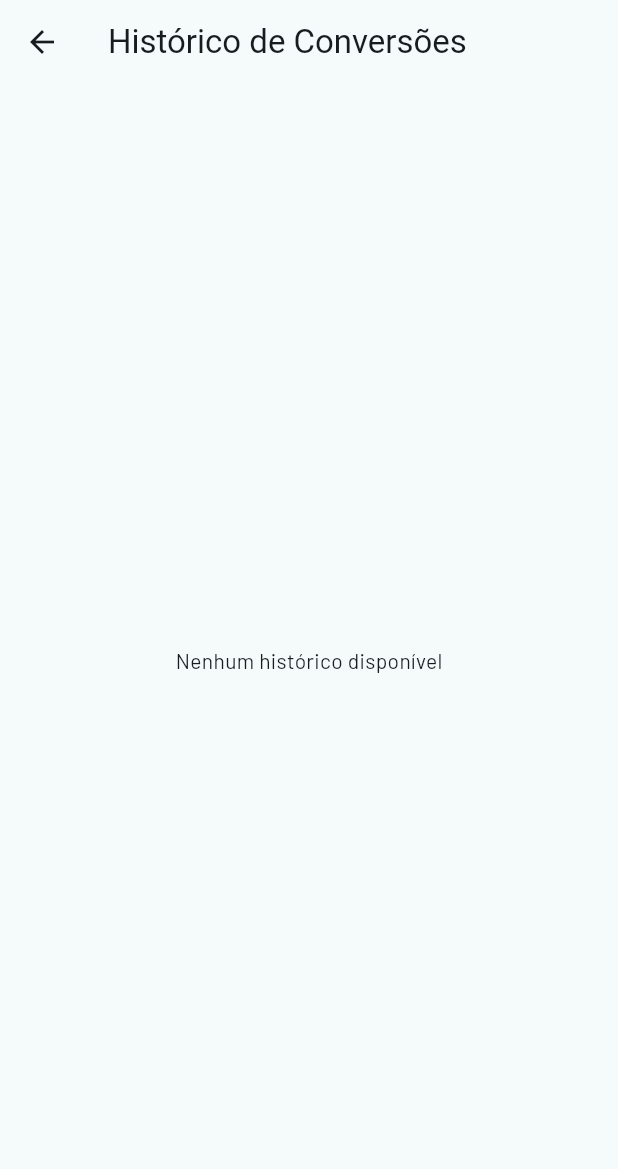
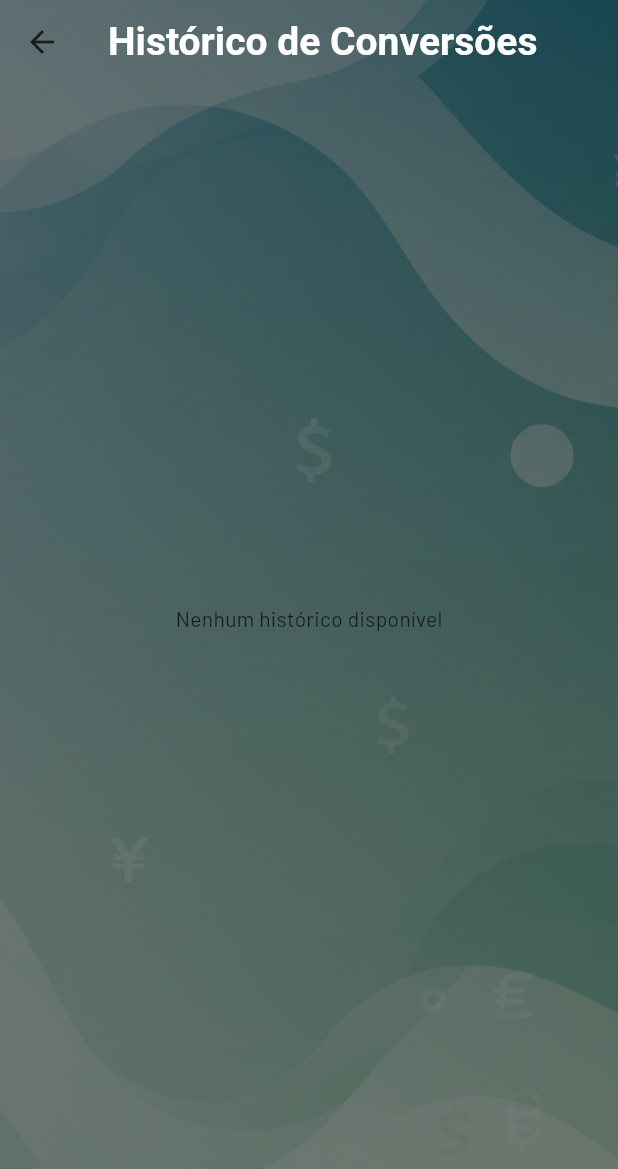
Before and after one commit to vanessacoin/flutter-exchange-app, a Flutter app: the HistoricalScreen screen opened directly, on a phone screen of 412 x 824 dp. Shown: the top 1169 px of the screen. Run offline on Flutter 3.47's test engine with Material 3 defaults, Android fonts, the phone set to English and light mode, and no system bars; our stand-ins replace another_flutter_splash_screen, flutter_dotenv, google_fonts, sqflite; accounts and stored records are empty; network calls fail; Roboto replaces fonts that are missing (Anek Bangla).

Commit message:
style: estilizada tela de histórico

```diff
--- a/lib/screens/historical_screen.dart
+++ b/lib/screens/historical_screen.dart
@@ -37,28 +37,78 @@ class _HistoricalScreenState extends State<HistoricalScreen> {
 
   @override
   Widget build(BuildContext context) {
+    final colorScheme = Theme.of(context).colorScheme;
     return Scaffold(
+      extendBodyBehindAppBar: true,
       appBar: AppBar(
-          title: const Text('Histórico de Conversões'
-
+        centerTitle: true,
+        title: Text(
+          'Histórico de Conversões',
+          style: TextStyle(
+            fontSize: 26,
+            fontWeight: FontWeight.bold,
+            color: colorScheme.onPrimary,
+          ),
+        ),
+        backgroundColor: Colors.transparent,
+        elevation: 0,
+      ),
+      body: Stack(
+        children: [
+          Positioned.fill(
+            child: Image.asset(
+              'assets/home_img.png',
+              fit: BoxFit.cover,
+            ),
+          ),
+          Positioned.fill(
+            child: Container(
+              color: Colors.black.withOpacity(0.5),
+            ),
+          ),
+          _isLoading
+              ? const Center(child: CircularProgressIndicator())
+              : _errorMessage.isNotEmpty
+              ? Center(
+            child: Text(
+              _errorMessage,
+              style: const TextStyle(color: Colors.red),
+            ),
           )
+              : _history.isEmpty
+              ? Center(
+            child: Text(
+              'Nenhum histórico disponível',
+              style: TextStyle(color: colorScheme.onSurface),
             ),
-      body: _isLoading
-          ? const Center(child: CircularProgressIndicator()) // Indicador de carregamento
-          : _errorMessage.isNotEmpty
-          ? Center(child: Text(_errorMessage, style: const TextStyle(color: Colors.red)))
-          : _history.isEmpty
-          ? const Center(child: Text('Nenhum histórico disponível'))
+          )
               : ListView.builder(
+            padding: EdgeInsets.fromLTRB(
+                16, kToolbarHeight + 32, 16, 16),
             itemCount: _history.length,
             itemBuilder: (context, index) {
               final item = _history[index];
               final formattedDate = _formatDate(item['date']);
-          return ListTile(
-            title: Text('${item['amount']} ${item['fromCurrency']} → ${item['toCurrency']}'),
-            subtitle: Text('Convertido: ${item['convertedAmount'].toStringAsFixed(2)} | $formattedDate'),
+              return Card(
+                color: colorScheme.surfaceContainer.withOpacity(0.8),
+                shape: RoundedRectangleBorder(
+                  borderRadius: BorderRadius.circular(12),
+                ),
+                margin: const EdgeInsets.only(bottom: 16),
+                child: ListTile(
+                  title: Text(
+                    '${item['amount']} ${item['fromCurrency']} → ${item['toCurrency']}',
+                    style: TextStyle(color: colorScheme.onSurface),
+                  ),
+                  subtitle: Text(
+                    'Convertido: ${item['convertedAmount'].toStringAsFixed(2)} | $formattedDate',
+                    style: TextStyle(color: colorScheme.onSurfaceVariant),
+                  ),
+                ),
               );
             },
+          ),
+        ],
       ),
     );
   }
```
Lines whose indentation alone changed are shown as unchanged.
